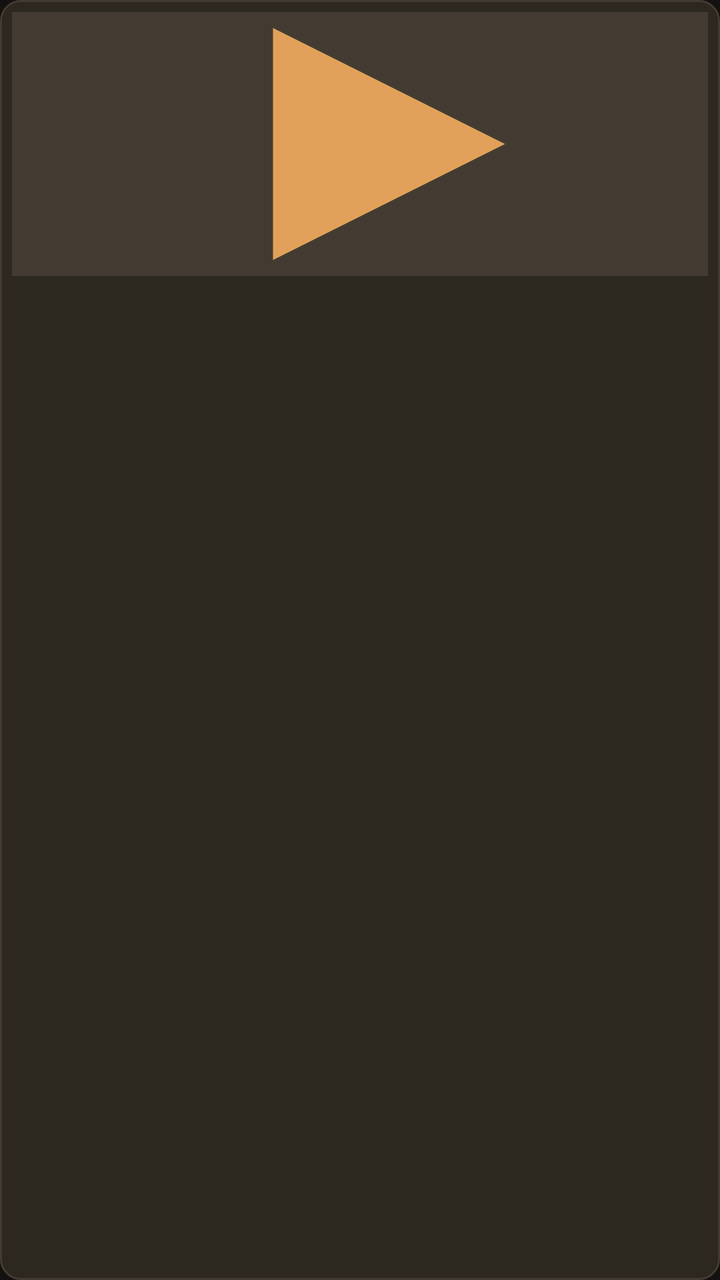
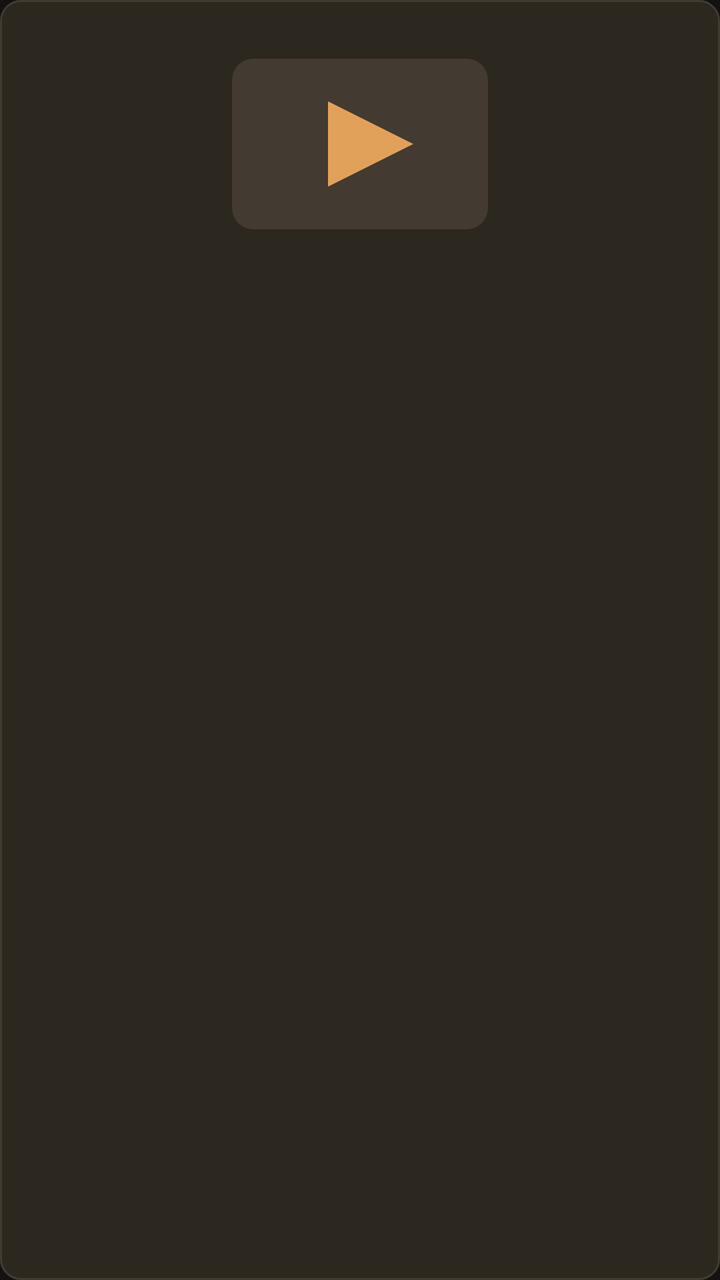

Two renders of the same Android screen: before a commit and after it. Below are the layout's source before the change and the commit's diff.
<!-- AndroidManifest.xml: application theme Theme.OlympusIptv -->
<!-- res/layout/item_poster.xml -->
<?xml version="1.0" encoding="utf-8"?>
<LinearLayout xmlns:android="http://schemas.android.com/apk/res/android"
    android:id="@+id/playTarget"
    android:layout_width="match_parent"
    android:layout_height="wrap_content"
    android:layout_margin="6dp"
    android:background="@drawable/bg_focusable"
    android:clickable="true"
    android:focusable="true"
    android:focusableInTouchMode="true"
    android:orientation="vertical"
    android:padding="6dp">

    <ImageView
        android:id="@+id/logo"
        android:layout_width="match_parent"
        android:layout_height="132dp"
        android:background="@color/bg_panel"
        android:contentDescription="@null"
        android:scaleType="centerCrop"
        android:src="@drawable/ic_channel_placeholder" />

    <TextView
        android:id="@+id/name"
        android:layout_width="match_parent"
        android:layout_height="wrap_content"
        android:layout_marginTop="6dp"
        android:ellipsize="end"
        android:maxLines="2"
        android:textColor="@color/text_primary"
        android:textSize="13sp"
        android:textStyle="bold" />

    <TextView
        android:id="@+id/group"
        android:layout_width="match_parent"
        android:layout_height="wrap_content"
        android:ellipsize="end"
        android:maxLines="1"
        android:textColor="@color/text_secondary"
        android:textSize="11sp" />
</LinearLayout>
<!-- resources referenced by this layout -->
<resources>
  <color name="bg_panel">#2C271F</color>
  <color name="text_primary">#F6F1E7</color>
  <color name="text_secondary">#C9BBA8</color>
  <!-- drawable bg_focusable (drawable) -->
  <?xml version="1.0" encoding="utf-8"?>
  <selector xmlns:android="http://schemas.android.com/apk/res/android">
      <item android:state_focused="true">
          <shape>
              <solid android:color="@color/bg_elevated" />
              <corners android:radius="10dp" />
              <stroke
                  android:width="2dp"
                  android:color="@color/focus" />
          </shape>
      </item>
      <item android:state_selected="true">
          <shape>
              <solid android:color="@color/accent_dim" />
              <corners android:radius="10dp" />
          </shape>
      </item>
      <item>
          <shape>
              <solid android:color="@color/bg_panel" />
              <corners android:radius="10dp" />
              <stroke
                  android:width="1dp"
                  android:color="@color/stroke" />
          </shape>
      </item>
  </selector>
  <!-- drawable ic_channel_placeholder (drawable) -->
  <?xml version="1.0" encoding="utf-8"?>
  <vector xmlns:android="http://schemas.android.com/apk/res/android"
      android:width="48dp"
      android:height="48dp"
      android:viewportWidth="48"
      android:viewportHeight="48">
      <path
          android:fillColor="#433B31"
          android:pathData="M4,8h40c2.2,0 4,1.8 4,4v24c0,2.2 -1.8,4 -4,4h-40c-2.2,0 -4,-1.8 -4,-4v-24c0,-2.2 1.8,-4 4,-4z" />
      <path
          android:fillColor="#E2A15A"
          android:pathData="M18,16l16,8 -16,8z" />
  </vector>
  <style name="Theme.OlympusIptv" parent="Theme.AppCompat.NoActionBar">
          <item name="android:windowBackground">@color/bg</item>
          <item name="android:colorBackground">@color/bg</item>
          <item name="android:textColorPrimary">@color/text_primary</item>
          <item name="android:textColorSecondary">@color/text_secondary</item>
          <item name="colorPrimary">@color/accent</item>
          <item name="colorAccent">@color/accent</item>
          <item name="android:statusBarColor">@color/bg</item>
          <item name="android:navigationBarColor">@color/bg</item>
          <item name="android:windowFullscreen">true</item>
      </style>
  <color name="bg_elevated">#221F1A</color>
  <color name="focus">#F0C48A</color>
  <color name="accent_dim">#B07A38</color>
  <color name="stroke">#433B31</color>
  <color name="bg">#141210</color>
  <color name="accent">#E2A15A</color>
</resources>

<!-- the commit's change to res/layout/item_poster.xml (unified diff, before → after) -->
@@ -15,9 +15,11 @@
         android:id="@+id/logo"
         android:layout_width="match_parent"
         android:layout_height="132dp"
-        android:background="@color/bg_panel"
+        android:background="@drawable/bg_poster_image"
+        android:clipToOutline="true"
         android:contentDescription="@null"
-        android:scaleType="centerCrop"
+        android:padding="2dp"
+        android:scaleType="fitCenter"
         android:src="@drawable/ic_channel_placeholder" />
 
     <TextView
<!-- resource entries referenced after the edit -->
@@ -11,7 +11,7 @@
               <solid android:color="@color/bg_elevated" />
               <corners android:radius="10dp" />
               <stroke
-                  android:width="2dp"
+                  android:width="3dp"
                   android:color="@color/focus" />
           </shape>
       </item>
@@ -19,6 +19,9 @@
           <shape>
               <solid android:color="@color/accent_dim" />
               <corners android:radius="10dp" />
+              <stroke
+                  android:width="1dp"
+                  android:color="@color/accent" />
           </shape>
       </item>
       <item>
@@ -31,6 +34,12 @@
           </shape>
       </item>
   </selector>
+  <!-- drawable bg_poster_image (drawable) -->
+  <?xml version="1.0" encoding="utf-8"?>
+  <shape xmlns:android="http://schemas.android.com/apk/res/android">
+      <solid android:color="@color/bg_panel" />
+      <corners android:radius="8dp" />
+  </shape>
   <!-- drawable ic_channel_placeholder (drawable) -->
   <?xml version="1.0" encoding="utf-8"?>
   <vector xmlns:android="http://schemas.android.com/apk/res/android"
